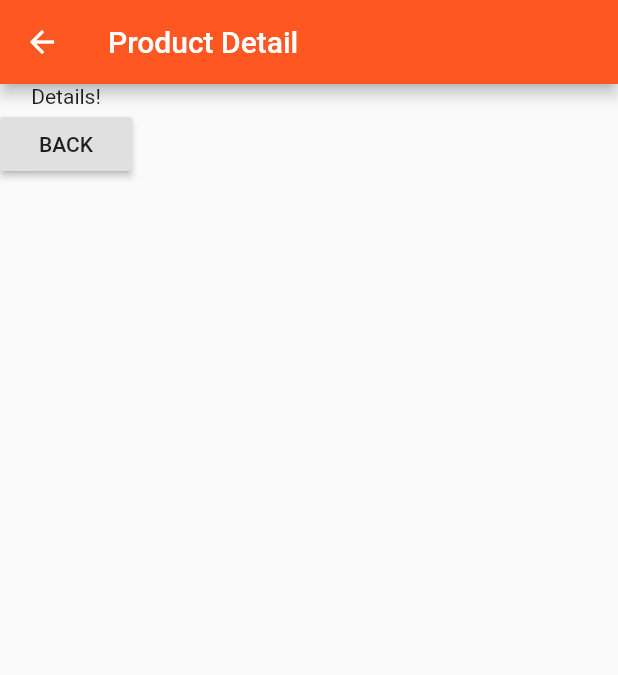
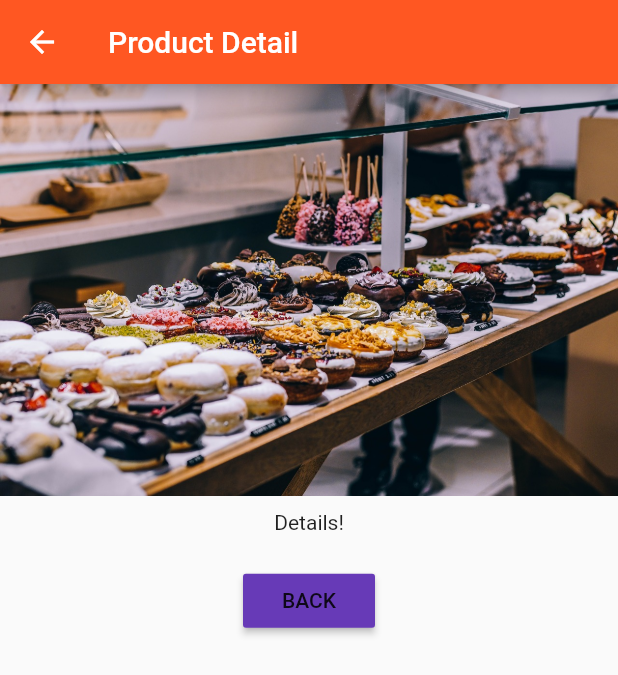
Before and after one commit to aosepulveda/flutter_course, a Flutter app: the ProductPage screen opened directly, on a phone screen of 412 x 824 dp. Shown: the top 675 px of the screen. Run offline on Flutter 3.47's test engine with Material 2 defaults, Android fonts, the phone set to English and light mode, and no system bars.

Commit message:
fix style product page

```diff
--- a/lib/pages/product.dart
+++ b/lib/pages/product.dart
@@ -7,15 +7,25 @@ class ProductPage extends StatelessWidget {
         appBar: AppBar(
           title: Text('Product Detail'),
         ),
-      body: Column(
+        body: Center(
+          child: Column(
+            crossAxisAlignment: CrossAxisAlignment.center,
             children: <Widget>[
-          Text('Details!'),
-          RaisedButton(
+              Image.asset('assets/food.jpg'),
+              Container(
+                padding: EdgeInsets.all(10.0),
+                child: Text('Details!'),
+              ),
+              Container(
+                padding: EdgeInsets.all(10.0),
+                child: RaisedButton(
+                  color: Theme.of(context).accentColor,
                   child: Text('BACK'),
                   onPressed: () => Navigator.pop(context),
+                ),
               )
             ],
           ),
-    );
+        ));
   }
 }
```
Lines whose indentation alone changed are shown as unchanged.
